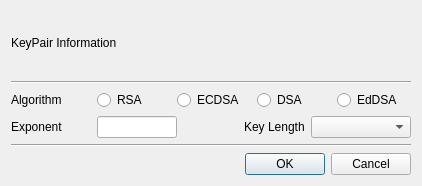
Above: BerEditor/gen_key_pair_dlg.ui from jykim74/BerEditor before the change. Below: the same form after it.
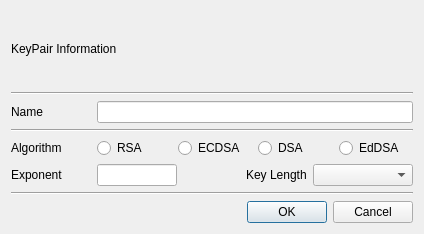
That is the form after the change.

Commit message: KeyPair 리스트 기능 (작업중)

Diff of the .ui file:
```diff
--- a/BerEditor/gen_key_pair_dlg.ui
+++ b/BerEditor/gen_key_pair_dlg.ui
@@ -6,8 +6,8 @@
    <rect>
     <x>0</x>
     <y>0</y>
-    <width>418</width>
-    <height>186</height>
+    <width>424</width>
+    <height>234</height>
    </rect>
   </property>
   <property name="windowTitle">
@@ -34,6 +34,36 @@
      </property>
     </widget>
    </item>
+   <item>
+    <layout class="QGridLayout" name="gridLayout_4">
+     <property name="topMargin">
+      <number>0</number>
+     </property>
+     <item row="0" column="0">
+      <widget class="QLabel" name="label_2">
+       <property name="minimumSize">
+        <size>
+         <width>80</width>
+         <height>0</height>
+        </size>
+       </property>
+       <property name="text">
+        <string>Name</string>
+       </property>
+      </widget>
+     </item>
+     <item row="0" column="1">
+      <widget class="QLineEdit" name="mNameText"/>
+     </item>
+    </layout>
+   </item>
+   <item>
+    <widget class="Line" name="line_3">
+     <property name="orientation">
+      <enum>Qt::Horizontal</enum>
+     </property>
+    </widget>
+   </item>
    <item>
     <layout class="QGridLayout" name="gridLayout">
      <item row="0" column="4">
```
The commit also changes 6 other files.
